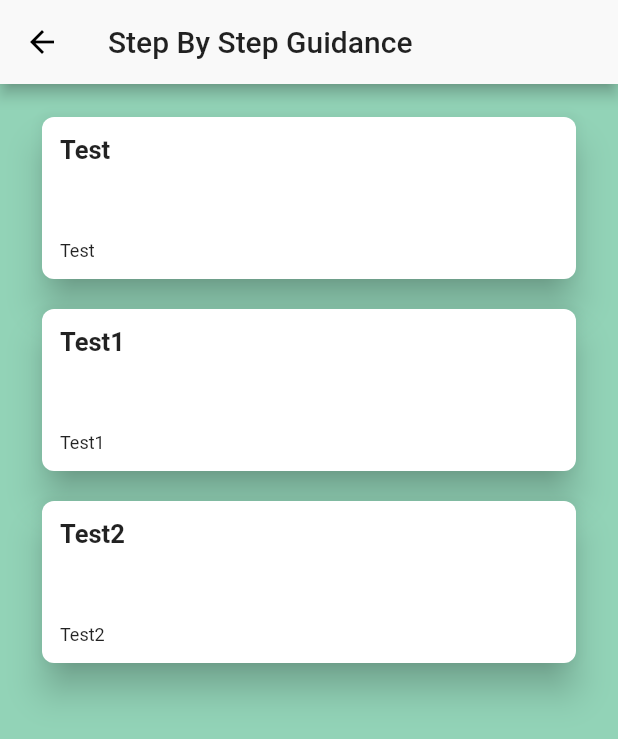
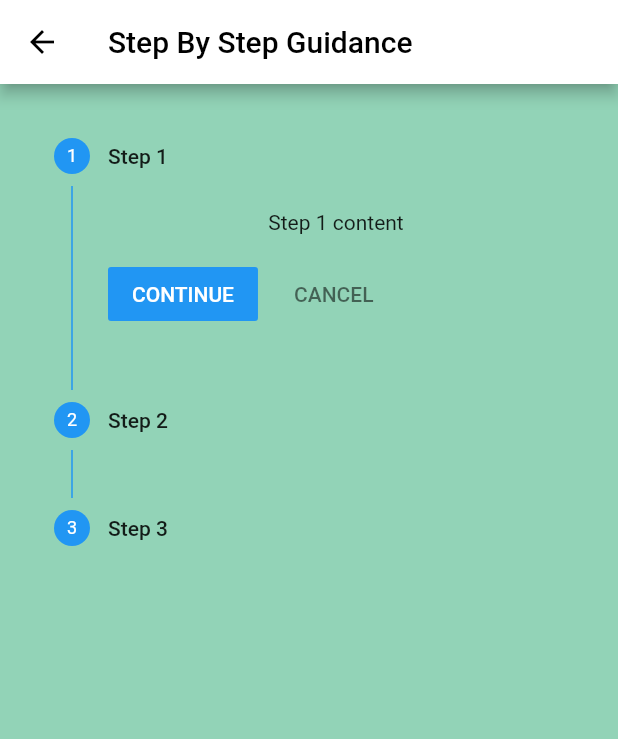
Before and after one commit to Western-Health-Covid19-Collaboration/wh_covid19_app, a Flutter app: the screen it shows after launch, after a tap on "Step By Step Guidance", on a phone screen of 412 x 824 dp. Shown: the top 739 px of the screen. Run offline on Flutter 3.47's test engine with Material 2 defaults, Android fonts, the phone set to English and light mode, and no system bars.

Commit message:
Creation of ReusableStepper, Implementation of Three new views.

```diff
--- a/lib/main.dart
+++ b/lib/main.dart
@@ -1,5 +1,8 @@
 import 'package:flutter/material.dart';
 import 'package:wh_covid19/view/home_page.dart';
+import 'package:wh_covid19/view/ppe_technique_view.dart';
+import 'package:wh_covid19/view/sbs_guide_view.dart';
+import 'package:wh_covid19/view/your_welfare_view.dart';
 
 void main() => runApp(MyApp());
 
@@ -9,10 +12,16 @@ class MyApp extends StatelessWidget {
     return MaterialApp(
       title: 'EGBA',
       theme: ThemeData(
-        primaryColor: Color.fromRGBO(249, 249, 249, 1),
+        primaryColor: Colors.green,
         backgroundColor: Color.fromRGBO(236, 243, 240, 1),
       ),
-      home: HomePage(),
+      initialRoute: '/',
+      routes: {
+        '/': (context) => HomePage(),
+        '/ppe_technique': (context) => PPETechniqueView(),
+        '/your_welfare': (context) => YourWelfareView(),
+        '/sbs_guidance': (context) => SBSGuideView(),
+      },
     );
   }
 }
--- /dev/null
+++ b/lib/view/sbs_guide_view.dart
@@ -0,0 +1,26 @@
+import 'package:flutter/material.dart';
+import 'package:wh_covid19/widget/reusable_stepper.dart';
+
+class SBSGuideView extends StatelessWidget {
+  final title = "Step By Step Guidance";
+  final color = Color.fromRGBO(146, 211, 183, 1);
+
+  @override
+  Widget build(BuildContext context) {
+    return Scaffold(
+      backgroundColor: color,
+      appBar: AppBar(
+        backgroundColor: Colors.white,
+        iconTheme: IconThemeData(color: Colors.black),
+        title: Text(
+          title,
+          style: TextStyle(color: Colors.black),
+        ),
+      ),
+      body: Container(
+          width: double.infinity,
+          padding: EdgeInsets.all(12),
+          child: ReusableStepper()),
+    );
+  }
+}
--- a/lib/view/view_templates/list_view_template.dart
+++ b/lib/view/view_templates/list_view_template.dart
@@ -2,17 +2,18 @@ import 'package:flutter/material.dart';
 import 'package:wh_covid19/widget/reusable_card.dart';
 
 class ListViewTemplate extends StatelessWidget {
-  final ReusableCard card;
+  final String title;
+  final Color color;
   final List<ReusableCard> cards;
 
-  ListViewTemplate({this.card, this.cards});
+  ListViewTemplate({this.title, this.color, this.cards});
 
   @override
   Widget build(BuildContext context) {
     return Scaffold(
-      backgroundColor: card.color,
+      backgroundColor:color,
       appBar: AppBar(
-        title: Text(card.title),
+        title: Text(title),
       ),
       body: Container(
           width: double.infinity,
--- a/lib/widget/reusable_card.dart
+++ b/lib/widget/reusable_card.dart
@@ -1,6 +1,4 @@
 import 'package:flutter/material.dart';
-import 'package:wh_covid19/view/view_templates/image_view_template.dart';
-import 'package:wh_covid19/view/view_templates/list_view_template.dart';
 
 class ReusableCard extends StatelessWidget {
   /// Title of the card
@@ -12,7 +10,11 @@ class ReusableCard extends StatelessWidget {
   /// Color of the card
   final Color color;
 
-  ReusableCard({this.title, this.description, this.color = Colors.white})
+  /// Route to view
+  final String routeTo;
+
+  ReusableCard(
+      {this.title, this.description, this.color = Colors.white, this.routeTo})
       : assert(title != null);
 
   @override
@@ -47,24 +49,7 @@ class ReusableCard extends StatelessWidget {
         ),
       ),
       onTap: () {
-        Navigator.push(
-            context,
-            MaterialPageRoute(
-                builder: (context) =>
-                    ListViewTemplate(card: this, cards: <ReusableCard>[
-                      ReusableCard(
-                        title: "Test",
-                        description: "Test",
-                      ),
-                      ReusableCard(
-                        title: "Test1",
-                        description: "Test1",
-                      ),
-                      ReusableCard(
-                        title: "Test2",
-                        description: "Test2",
-                      )
-                    ])));
+        routeTo != null ? Navigator.pushNamed(context, routeTo) : null;
       },
     );
   }
--- /dev/null
+++ b/lib/widget/reusable_stepper.dart
@@ -0,0 +1,58 @@
+import 'package:flutter/material.dart';
+
+class ReusableStepper extends StatefulWidget {
+  @override
+  _ReusableStepperState createState() => _ReusableStepperState();
+}
+
+class _ReusableStepperState extends State<ReusableStepper> {
+  List<Step> steps = [
+    Step(
+        title: const Text('Step 1'),
+        isActive: true,
+        state: StepState.indexed,
+        content: Text('Step 1 content')),
+    Step(
+        title: const Text('Step 2'),
+        isActive: true,
+        state: StepState.indexed,
+        content: Text('Step 2 content')),
+    Step(
+        title: const Text('Step 3'),
+        isActive: true,
+        state: StepState.indexed,
+        content: Text('Step 3 content')),
+  ];
+
+  int currentStep = 0;
+  bool complete = false;
+
+  void goToStep(int step) {
+    setState(() {
+      currentStep = step;
+    });
+  }
+
+  void nextStep() {
+    currentStep + 1 != steps.length
+        ? goToStep(currentStep + 1)
+        : setState(() => complete = true);
+  }
+
+  void cancel(){
+    if(currentStep > 0) {
+      goToStep(currentStep - 1);
+    }
+  }
+
+  @override
+  Widget build(BuildContext context) {
+    return Stepper(
+      steps: steps,
+      currentStep: currentStep,
+      onStepContinue: nextStep,
+      onStepTapped: (step) => goToStep(step),
+      onStepCancel: cancel,
+    );
+  }
+}
```
Also changed, not shown: lib/hard_data.dart (added, +63 -0 lines), lib/view/home_page.dart (+3 -58 lines), lib/view/ppe_technique_view.dart (added, +50 -0 lines), lib/view/your_welfare_view.dart (added, +45 -0 lines).
